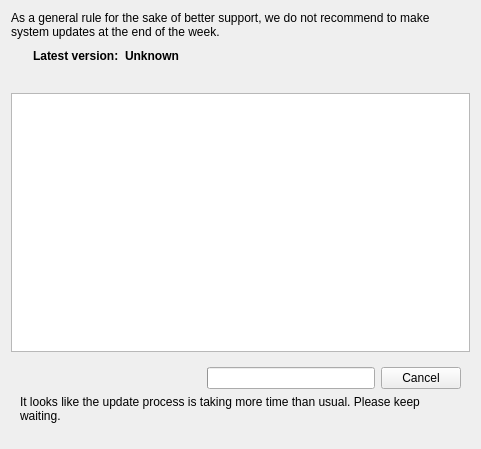
Old version of the form client/src/ui/widgets/server_updates_widget.ui in the repository networkoptix/nx_open.
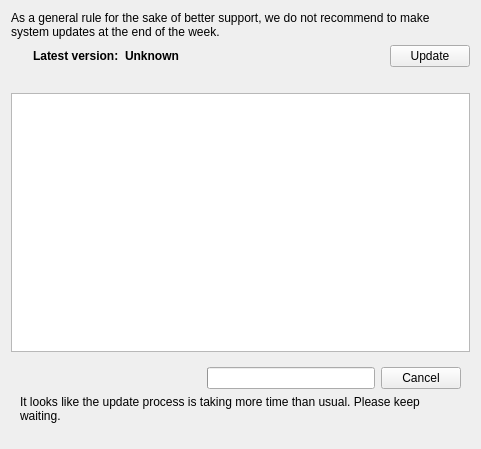
New version of the form. Custom widgets are drawn as their Qt base class.

Commit message:
(Issue #3871) :  Refactor "Update Status" on "Updates dialog"
"Update" button

<==== Mercurial data ====>
Branch: master

```diff
--- a/client/src/ui/widgets/server_updates_widget.ui
+++ b/client/src/ui/widgets/server_updates_widget.ui
@@ -22,7 +22,7 @@
     </widget>
    </item>
    <item>
-    <layout class="QHBoxLayout" name="versionLayout" stretch="0,0,1">
+    <layout class="QHBoxLayout" name="versionLayout" stretch="0,0,1,0">
      <item>
       <widget class="QPushButton" name="sourceButton">
        <property name="sizePolicy">
@@ -80,6 +80,13 @@
        </property>
       </widget>
      </item>
+     <item>
+      <widget class="QPushButton" name="startUpdateButton">
+       <property name="text">
+        <string>Update</string>
+       </property>
+      </widget>
+     </item>
     </layout>
    </item>
    <item>
```
The commit also changes 1 other file.
